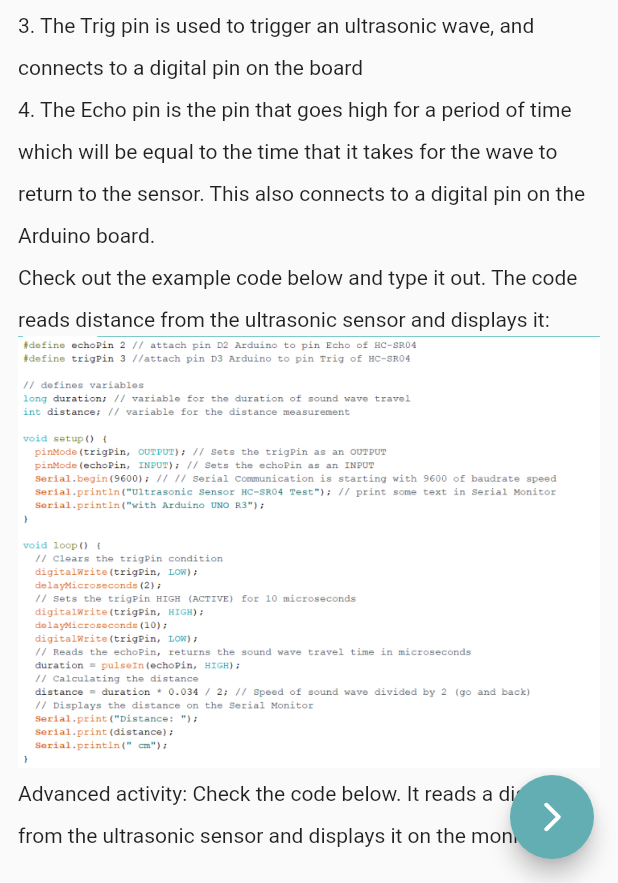
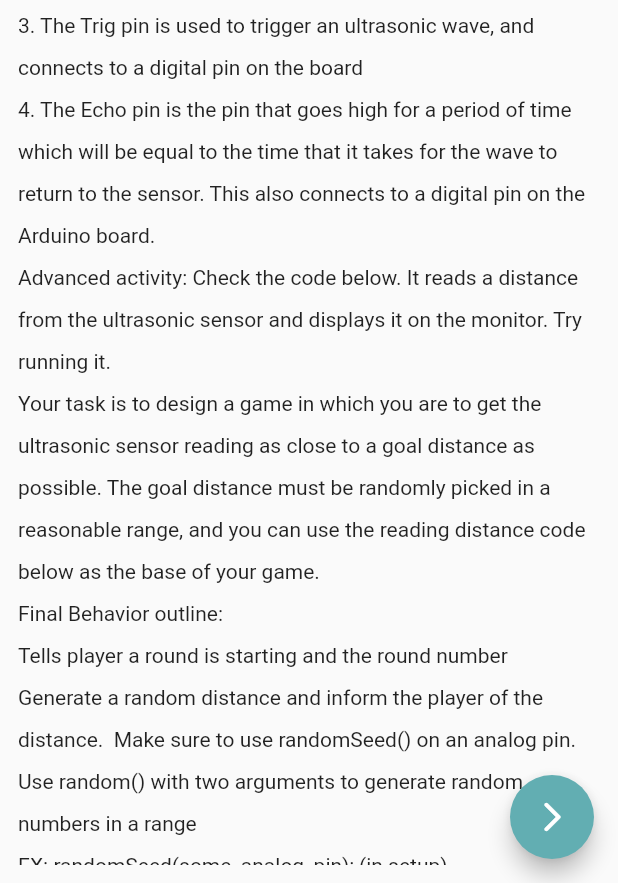
Before and after one commit to VCArduinoClub/arduino, a Flutter app: the Lesson4Page screen opened by its route, scrolled down 576 dp, on a phone screen of 412 x 824 dp, the part 353-1236 px from its top. Run offline on Flutter 3.47's test engine with Material 2 defaults, Android fonts, the phone set to English and light mode, and no system bars.

Commit message:
Revert "added ultra basic image"
This reverts commit 4f531b94fe232339ac1248f98372bf66e1d266b9.

```diff
--- a/lib/routes/lesson4_page.dart
+++ b/lib/routes/lesson4_page.dart
@@ -32,9 +32,6 @@ class Lesson4Page extends StatelessWidget {
           ContentText(
               "4. The Echo pin is the pin that goes high for a period of time which will be equal to the time that it takes for the wave to return to the sensor. This also connects to a digital pin on the Arduino board."),
           ContentText(
-              "Check out the example code below and type it out. The code reads distance from the ultrasonic sensor and displays it:"),
-          Image.asset(Routes.imagePrefix + "Lesson4UltraBasic.png"),
-          ContentText(
               "Advanced activity: Check the code below. It reads a distance from the ultrasonic sensor and displays it on the monitor. Try running it."),
           ContentText(
               "Your task is to design a game in which you are to get the ultrasonic sensor reading as close to a goal distance as possible. The goal distance must be randomly picked in a reasonable range, and you can use the reading distance code below as the base of your game."),
```
Also changed, not shown: assets/images/Lesson4UltraBasic.png (deleted), 6 other files.
